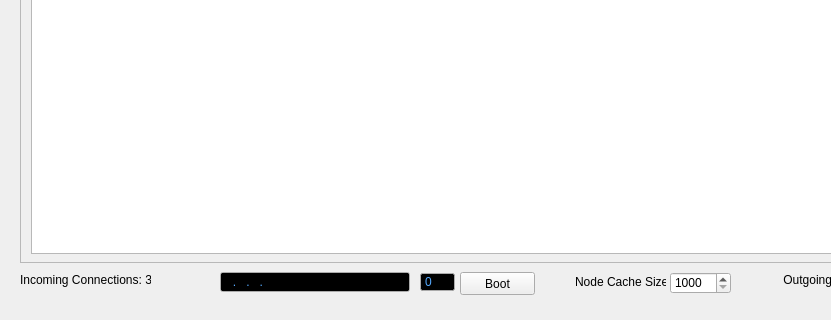
Before: the Qt Designer form aradomain.ui in berndhs/arado, drawn with Qt 5; both pictures show x 0 to 831 and y 237 to 557 of the 944 by 557 pixel window.
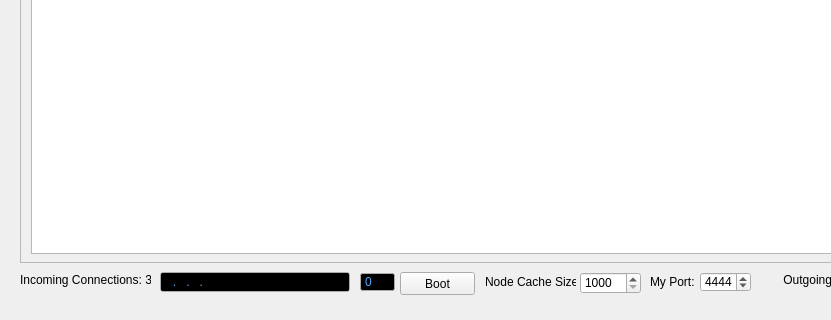
After: the same form once the commit is applied.

The edit to the form file:
```diff
--- a/aradomain.ui
+++ b/aradomain.ui
@@ -119,7 +119,7 @@
    <widget class="QLineEdit" name="AddIP">
     <property name="geometry">
      <rect>
-      <x>220</x>
+      <x>160</x>
       <y>490</y>
       <width>190</width>
       <height>20</height>
@@ -196,7 +196,7 @@
    <widget class="QSpinBox" name="AddIPPort">
     <property name="geometry">
      <rect>
-      <x>420</x>
+      <x>360</x>
       <y>490</y>
       <width>35</width>
       <height>20</height>
@@ -276,7 +276,7 @@
    <widget class="QPushButton" name="pushButton">
     <property name="geometry">
      <rect>
-      <x>460</x>
+      <x>400</x>
       <y>490</y>
       <width>75</width>
       <height>23</height>
@@ -315,7 +315,7 @@
    <widget class="QSpinBox" name="Nodecachesize">
     <property name="geometry">
      <rect>
-      <x>670</x>
+      <x>580</x>
       <y>490</y>
       <width>61</width>
       <height>22</height>
@@ -331,7 +331,7 @@
    <widget class="QLabel" name="label_4">
     <property name="geometry">
      <rect>
-      <x>575</x>
+      <x>485</x>
       <y>490</y>
       <width>91</width>
       <height>20</height>
@@ -354,6 +354,35 @@
      <string>Open URL in your Browser</string>
     </property>
    </widget>
+   <widget class="QLabel" name="label_5">
+    <property name="geometry">
+     <rect>
+      <x>650</x>
+      <y>490</y>
+      <width>91</width>
+      <height>20</height>
+     </rect>
+    </property>
+    <property name="text">
+     <string>My Port:</string>
+    </property>
+   </widget>
+   <widget class="QSpinBox" name="myPort">
+    <property name="geometry">
+     <rect>
+      <x>700</x>
+      <y>490</y>
+      <width>51</width>
+      <height>20</height>
+     </rect>
+    </property>
+    <property name="maximum">
+     <number>65535</number>
+    </property>
+    <property name="value">
+     <number>4444</number>
+    </property>
+   </widget>
   </widget>
   <widget class="QMenuBar" name="menubar">
    <property name="geometry">
```
